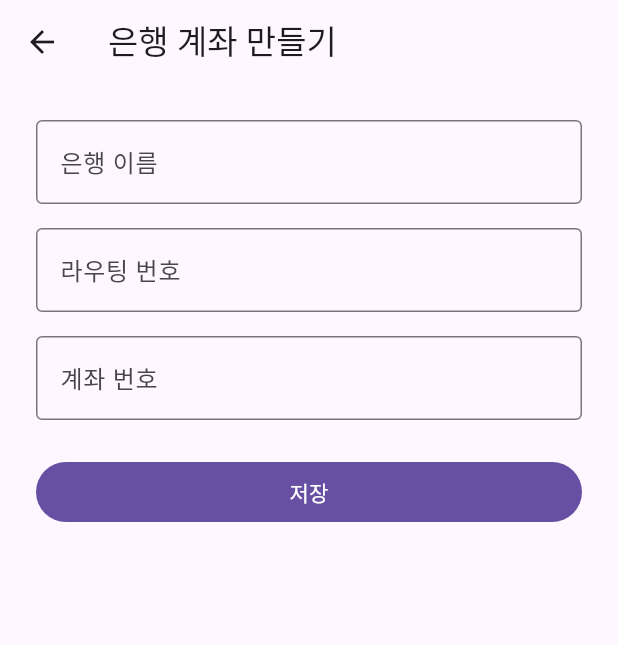
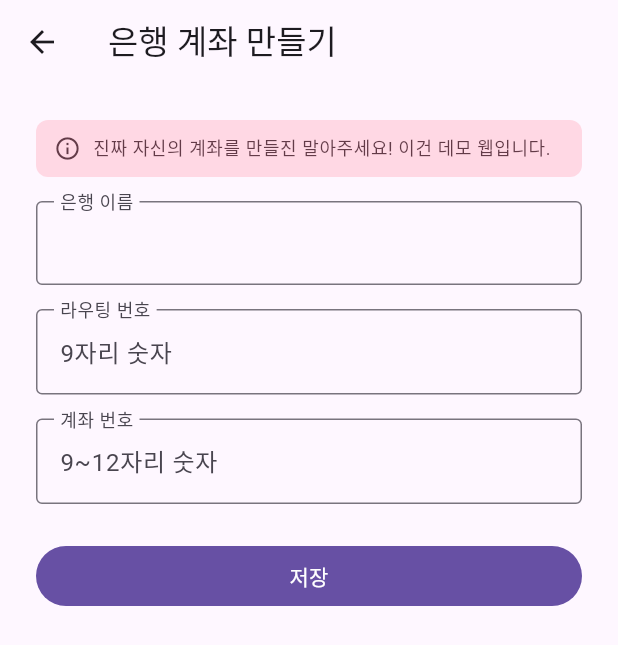
Before and after one commit to wonderwall1995/cypress-realworld-for-portfolio-mobile, a Flutter app: the BankAccountNewPage screen opened directly, on a phone screen of 412 x 824 dp. Shown: the top 645 px of the screen. Run offline on Flutter 3.47's test engine with Material 3 defaults, Android fonts, the phone set to English and light mode, and no system bars; our stand-ins replace cookie_jar, dio, dio_cookie_manager, flutter_riverpod, go_router.

Commit message:
feat: 은행 계좌 폼 - 은행 이름 5자 규칙 제거, 자릿수 안내, 데모 안내 문구
- 은행 이름의 "5자 이상" 규칙을 없앤다 (빈 값은 계속 막는다)
- 라우팅 번호(9자리 숫자)와 계좌 번호(9~12자리 숫자)의 자릿수를 칸 안에 항상 보이는 안내로 보여 준다 (검사는 그대로)
- 폼 맨 위에 "진짜 자신의 계좌를 만들진 말아주세요! 이건 데모 웹입니다." 안내를 넣는다
- 처음 설정과 계좌 추가 화면 모두에 적용

Co-Authored-By: Claude Sonnet 5.5 <noreply@anthropic.com>

```diff
--- a/apps/mobile/lib/features/bank_accounts/bank_account_form.dart
+++ b/apps/mobile/lib/features/bank_accounts/bank_account_form.dart
@@ -9,6 +9,14 @@ String bankAccountErrorMessage(ApiException e) {
   if (e.isConnection) return '서버에 연결할 수 없습니다.';
   return '은행 계좌를 저장하지 못했습니다. 입력한 내용을 확인해 주세요.';
 }
+
+/// Shown above the form: the user must not type a real bank account.
+const bankAccountDemoNotice = '진짜 자신의 계좌를 만들진 말아주세요! 이건 데모 웹입니다.';
+
+/// The number rules, shown as the hint inside the fields. The checks below use
+/// the same numbers.
+const routingNumberHint = '9자리 숫자';
+const accountNumberHint = '9~12자리 숫자';
 
 typedef BankAccountSubmit = Future<void> Function({
   required String bankName,
@@ -74,6 +82,8 @@ class _BankAccountFormState extends State<BankAccountForm> {
           mainAxisSize: MainAxisSize.min,
           crossAxisAlignment: CrossAxisAlignment.stretch,
           children: [
+            const _DemoNotice(),
+            const SizedBox(height: 16),
             if (_error != null) ...[
               FormErrorBanner(id: 'bankaccount-error', message: _error!),
               const SizedBox(height: 16),
@@ -84,13 +94,13 @@ class _BankAccountFormState extends State<BankAccountForm> {
                 controller: _bankName,
                 decoration: const InputDecoration(
                   labelText: '은행 이름',
+                  floatingLabelBehavior: FloatingLabelBehavior.always,
                   border: OutlineInputBorder(),
                 ),
                 textInputAction: TextInputAction.next,
                 validator: (v) {
                   final value = v?.trim() ?? '';
                   if (value.isEmpty) return '은행 이름을 입력하세요.';
-                  if (value.length < 5) return '은행 이름은 5자 이상이어야 합니다.';
                   return null;
                 },
               ),
@@ -102,6 +112,8 @@ class _BankAccountFormState extends State<BankAccountForm> {
                 controller: _routing,
                 decoration: const InputDecoration(
                   labelText: '라우팅 번호',
+                  hintText: routingNumberHint,
+                  floatingLabelBehavior: FloatingLabelBehavior.always,
                   border: OutlineInputBorder(),
                 ),
                 keyboardType: TextInputType.number,
@@ -122,6 +134,8 @@ class _BankAccountFormState extends State<BankAccountForm> {
                 controller: _account,
                 decoration: const InputDecoration(
                   labelText: '계좌 번호',
+                  hintText: accountNumberHint,
+                  floatingLabelBehavior: FloatingLabelBehavior.always,
                   border: OutlineInputBorder(),
                 ),
                 keyboardType: TextInputType.number,
@@ -148,3 +162,39 @@ class _BankAccountFormState extends State<BankAccountForm> {
     );
   }
 }
+
+/// A short warning above the form. It is not an error, so it is not red.
+class _DemoNotice extends StatelessWidget {
+  const _DemoNotice();
+
+  @override
+  Widget build(BuildContext context) {
+    final colors = Theme.of(context).colorScheme;
+    return TestId(
+      'bankaccount-demo-notice',
+      child: Container(
+        padding: const EdgeInsets.symmetric(horizontal: 12, vertical: 10),
+        decoration: BoxDecoration(
+          color: colors.tertiaryContainer,
+          borderRadius: BorderRadius.circular(8),
+        ),
+        child: Row(
+          crossAxisAlignment: CrossAxisAlignment.start,
+          children: [
+            Icon(Icons.info_outline, size: 18, color: colors.onTertiaryContainer),
+            const SizedBox(width: 8),
+            Expanded(
+              child: Text(
+                bankAccountDemoNotice,
+                style: Theme.of(context)
+                    .textTheme
+                    .bodySmall
+                    ?.copyWith(color: colors.onTertiaryContainer),
+              ),
+            ),
+          ],
+        ),
+      ),
+    );
+  }
+}
```
Also changed, not shown: 1 other file.
